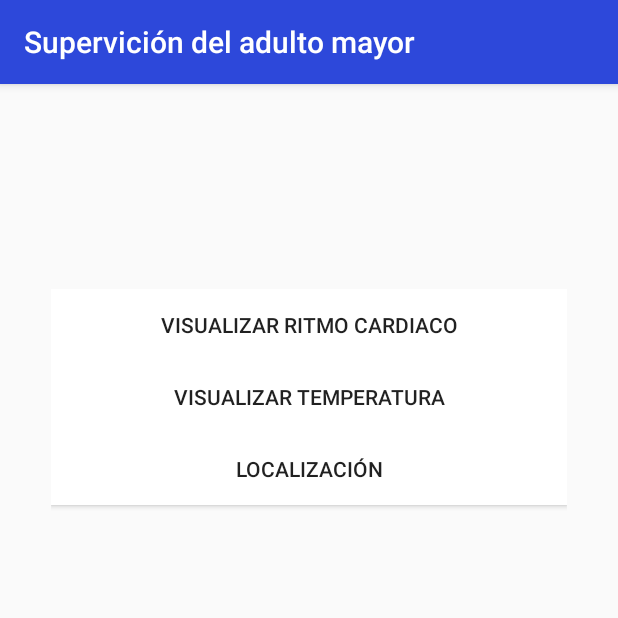
After one commit to Conkertafolla/TT, an Android app: the SupervicionAdulto screen opened directly, with no data from a screen before it, on a phone screen of 412 x 824 dp, the top half of it. The commit adds this screen. Run offline under Robolectric (Android 15) with nearby library versions, the phone set to English and light mode, and no system bars.

Commit message:
agregar menu supervición y correccion de registrar AM

```diff
--- a/app/src/main/AndroidManifest.xml
+++ b/app/src/main/AndroidManifest.xml
@@ -24,7 +24,8 @@
         <activity android:name=".registrarAdulto" />
         <activity android:name=".LoginActivity" />
         <activity android:name=".registro_adulto_encargado" />
-        <activity android:name=".control_Iluminacion"></activity>
+        <activity android:name=".control_Iluminacion" />
+        <activity android:name=".SupervicionAdulto"></activity>
     </application>
 
 </manifest>
--- /dev/null
+++ b/app/src/main/java/com/example/conke/tt/SupervicionAdulto.java
@@ -0,0 +1,14 @@
+package com.example.conke.tt;
+
+import android.support.v7.app.AppCompatActivity;
+import android.os.Bundle;
+
+public class SupervicionAdulto extends AppCompatActivity {
+
+    @Override
+    protected void onCreate(Bundle savedInstanceState) {
+        super.onCreate(savedInstanceState);
+        setContentView(R.layout.activity_supervicion_adulto);
+        setTitle("Supervición del adulto mayor");
+    }
+}
--- /dev/null
+++ b/app/src/main/res/layout/activity_supervicion_adulto.xml
@@ -0,0 +1,50 @@
+<?xml version="1.0" encoding="utf-8"?>
+<android.support.constraint.ConstraintLayout xmlns:android="http://schemas.android.com/apk/res/android"
+    xmlns:app="http://schemas.android.com/apk/res-auto"
+    xmlns:tools="http://schemas.android.com/tools"
+    android:layout_width="match_parent"
+    android:layout_height="match_parent"
+    tools:context="com.example.conke.tt.SupervicionAdulto">
+
+    <RelativeLayout
+        android:layout_width="344dp"
+        android:layout_height="495dp"
+        android:layout_marginBottom="8dp"
+        android:layout_marginEnd="8dp"
+        android:layout_marginStart="8dp"
+        android:layout_marginTop="8dp"
+        app:layout_constraintBottom_toBottomOf="parent"
+        app:layout_constraintEnd_toEndOf="parent"
+        app:layout_constraintStart_toStartOf="parent"
+        app:layout_constraintTop_toTopOf="parent">
+
+        <Button
+            android:id="@+id/btn_visualizar_pulso"
+            android:layout_width="match_parent"
+            android:layout_height="wrap_content"
+            android:layout_alignParentStart="true"
+            android:layout_alignParentTop="true"
+            android:background="@color/botonBlanco"
+            android:text="@string/visualizar_ritmo" />
+
+        <Button
+            android:id="@+id/btn_visualizar_temperatura"
+            android:layout_width="match_parent"
+            android:layout_height="wrap_content"
+            android:layout_alignParentStart="true"
+            android:layout_below="@+id/btn_visualizar_pulso"
+            android:background="@color/botonBlanco"
+            android:text="@string/visualizar_temperatura" />
+
+        <Button
+            android:id="@+id/btn_localizacion"
+            android:layout_width="match_parent"
+            android:layout_height="wrap_content"
+            android:layout_alignParentStart="true"
+            android:layout_below="@+id/btn_visualizar_temperatura"
+            android:background="@color/botonBlanco"
+            android:text="@string/localizacion" />
+
+    </RelativeLayout>
+
+</android.support.constraint.ConstraintLayout>
--- a/app/src/main/res/values/colors.xml
+++ b/app/src/main/res/values/colors.xml
@@ -5,4 +5,5 @@
     <color name="colorAccent">#FF4081</color>
     <color name="colorBoton">#0fd426</color>
     <color name="colorTexto">#ffffff</color>
+    <color name="botonBlanco">#ffffff</color>
 </resources>
--- a/app/src/main/res/values/strings.xml
+++ b/app/src/main/res/values/strings.xml
@@ -49,6 +49,9 @@
     <string name="dormitorio_2">Dormitorio 2          </string>
     <string name="sala">Sala        </string>
     <string name="ba_o">Baño        </string>
+    <string name="visualizar_ritmo">visualizar ritmo cardiaco</string>
+    <string name="visualizar_temperatura">visualizar temperatura</string>
+    <string name="localizacion">localización</string>
 
 
 </resources>
```
Also changed, not shown: app/src/main/java/com/example/conke/tt/menu.java (+8 -4 lines), app/src/main/res/layout/activity_registrar_adulto.xml (+83 -128 lines).
